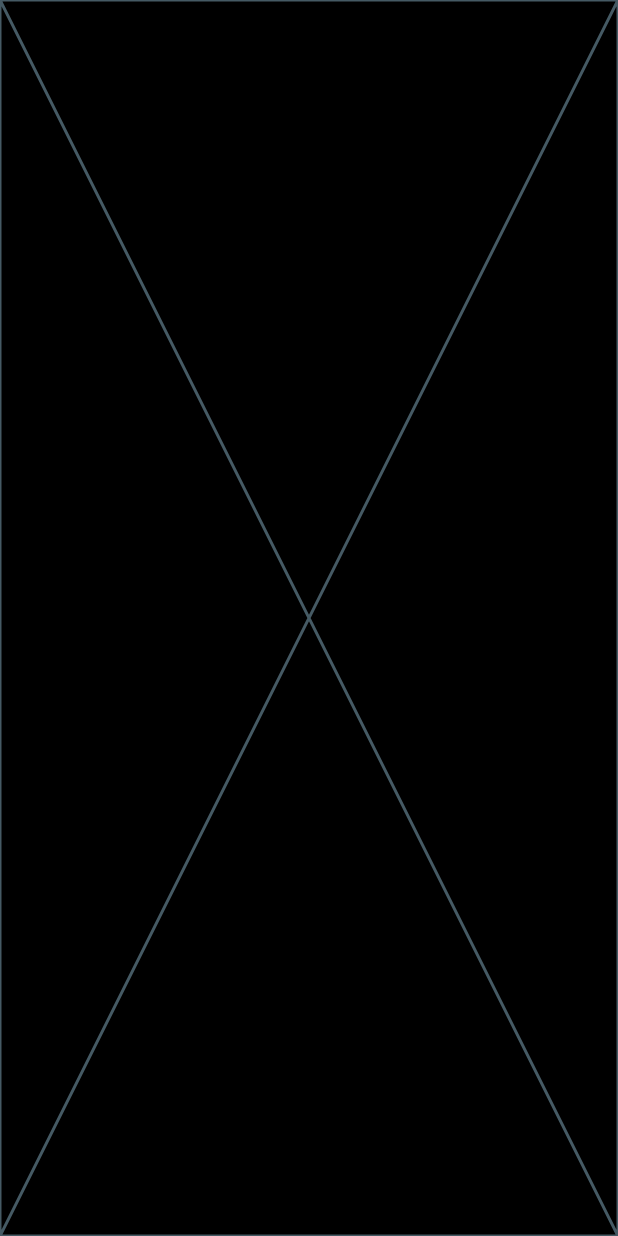
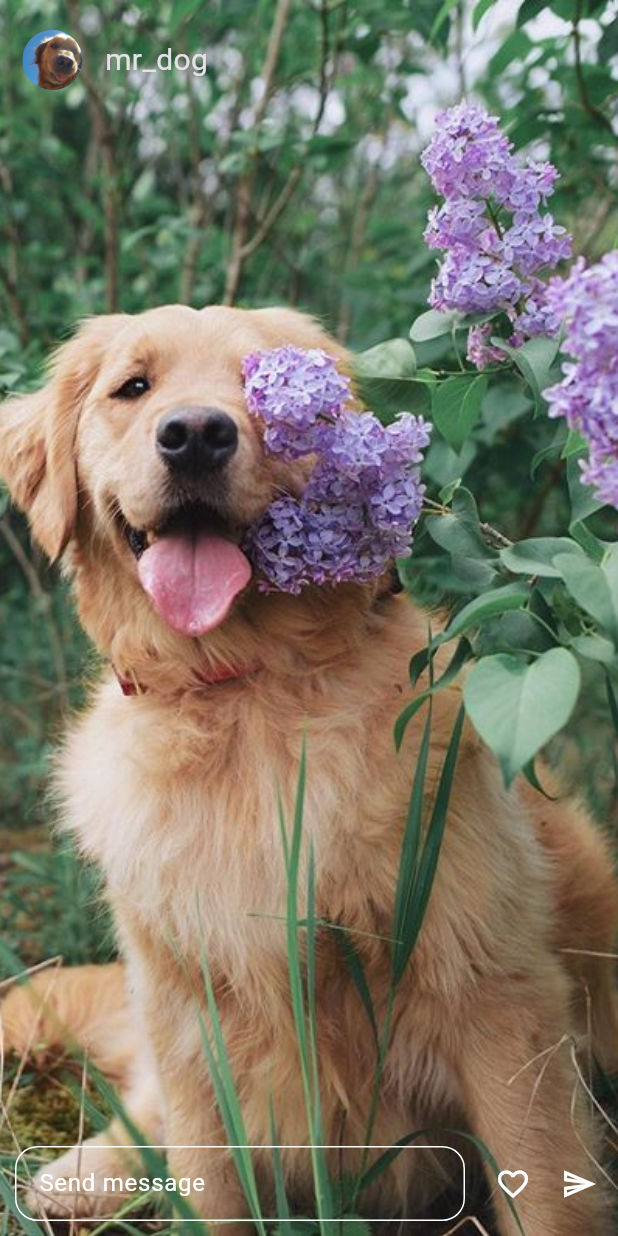
Before and after one commit to snmgroup/fluttergram, a Flutter app: the StoryBox screen opened directly, on a phone screen of 412 x 824 dp. Run offline on Flutter 3.47's test engine with Material 2 defaults, Android fonts, the phone set to English and light mode, and no system bars; our stand-ins replace flutter_hooks, flutter_screenutil, hooks_riverpod; network calls fail.

Commit message:
Created UI for instagram story

```diff
--- a/lib/features/story/screens/story_box.dart
+++ b/lib/features/story/screens/story_box.dart
@@ -1,4 +1,76 @@
-import 'package:flutter_gram/utils/exporter.dart';
+// import 'package:flutter/material.dart';
+// import 'package:flutter_gram/features/story/screens/story_avatar.dart';
+
+// class StoryBox extends StatelessWidget {
+//   const StoryBox({Key? key}) : super(key: key);
+
+//   @override
+//   Widget build(BuildContext context) {
+//     return SafeArea(
+//       child: Scaffold(
+//         body: Column(
+//           children: [
+//             Stack(
+//               children: [
+//                 Container(
+//                   // decoration: const BoxDecoration(color: Colors.grey),
+//                   height: MediaQuery.of(context).size.height * 0.85,
+//                   child: Image.asset(
+//                     'assets/images/download.png',
+//                     fit: BoxFit.cover,
+//                   ),
+//                 ),
+//                 const Align(
+//                   alignment: Alignment.topCenter,
+//                   child: Row(
+//                     children: [
+//                       CircleAvatar(
+//                         backgroundImage: AssetImage('assets/images/ok.jpeg'),
+//                       ),
+//                       Text(
+//                         'mr_dog',
+//                         style: TextStyle(
+//                             fontWeight: FontWeight.bold, fontSize: 20),
+//                       ),
+//                     ],
+//                   ),
+//                 )
+//               ],
+//             ),
+//             Container(
+//               padding: const EdgeInsets.all(8.0),
+//               child: const Row(
+//                 children: [
+//                   Expanded(
+//                     child: TextField(
+//                       decoration: InputDecoration(
+//                         border: OutlineInputBorder(
+//                             borderRadius:
+//                                 BorderRadius.all(Radius.circular(30))),
+//                         labelText: 'Send message',
+//                         prefixIcon: Icon(Icons.camera_alt_rounded),
+//                       ),
+//                     ),
+//                   ),
+//                   SizedBox(
+//                     width: 20,
+//                   ),
+//                   Icon(Icons.favorite_outline),
+//                   SizedBox(
+//                     width: 20,
+//                   ),
+//                   Icon(Icons.send_outlined),
+//                 ],
+//               ),
+//             ),
+//           ],
+//         ),
+//       ),
+//     );
+//   }
+// }
+
+import 'package:flutter/material.dart';
 
 class StoryBox extends StatelessWidget {
   const StoryBox({Key? key}) : super(key: key);
@@ -6,7 +78,72 @@ class StoryBox extends StatelessWidget {
   @override
   Widget build(BuildContext context) {
     return Scaffold(
-      body: Placeholder(),
+      body: SafeArea(
+        child: Stack(
+          children: [
+            Container(
+              height: double.infinity,
+              width: double.infinity,
+              decoration: const BoxDecoration(
+                color: Colors.red,
+                image: DecorationImage(
+                    image: AssetImage('assets/images/download.png'),
+                    fit: BoxFit.cover),
+              ),
+            ),
+            const Align(
+              alignment: Alignment.topLeft,
+              child: Padding(
+                padding: EdgeInsets.symmetric(vertical: 20, horizontal: 15),
+                child: Row(children: [
+                  CircleAvatar(
+                    backgroundImage: AssetImage('assets/images/ok.jpeg'),
+                  ),
+                  SizedBox(
+                    width: 15,
+                  ),
+                  Text(
+                    'mr_dog',
+                    style: TextStyle(
+                      fontSize: 20,
+                    ),
+                  ),
+                ]),
+              ),
+            ),
+            Padding(
+              padding: const EdgeInsets.symmetric(horizontal: 10, vertical: 10),
+              child: Align(
+                alignment: Alignment.bottomLeft,
+                child: Row(
+                  children: [
+                    Container(
+                      height: 50,
+                      width: 300,
+                      child: const TextField(
+                        decoration: InputDecoration(
+                          border: OutlineInputBorder(
+                              borderRadius:
+                                  BorderRadius.all(Radius.circular(15))),
+                          labelText: ('Send message'),
+                        ),
+                      ),
+                    ),
+                    const SizedBox(
+                      width: 20,
+                    ),
+                    const Icon(Icons.favorite_outline),
+                    const SizedBox(
+                      width: 20,
+                    ),
+                    const Icon(Icons.send_outlined),
+                  ],
+                ),
+              ),
+            )
+          ],
+        ),
+      ),
     );
   }
 }
--- a/pubspec.yaml
+++ b/pubspec.yaml
@@ -65,7 +65,8 @@ flutter:
 
   # To add assets to your application, add an assets section, like this:
   assets:
-    - assets/
+    - assets/images/download.png
+    - assets/images/ok.jpeg
 
 
   # An image asset can refer to one or more resolution-specific "variants", see
```
Also changed, not shown: assets/images/download.png (added), assets/images/ok.jpeg (added).
